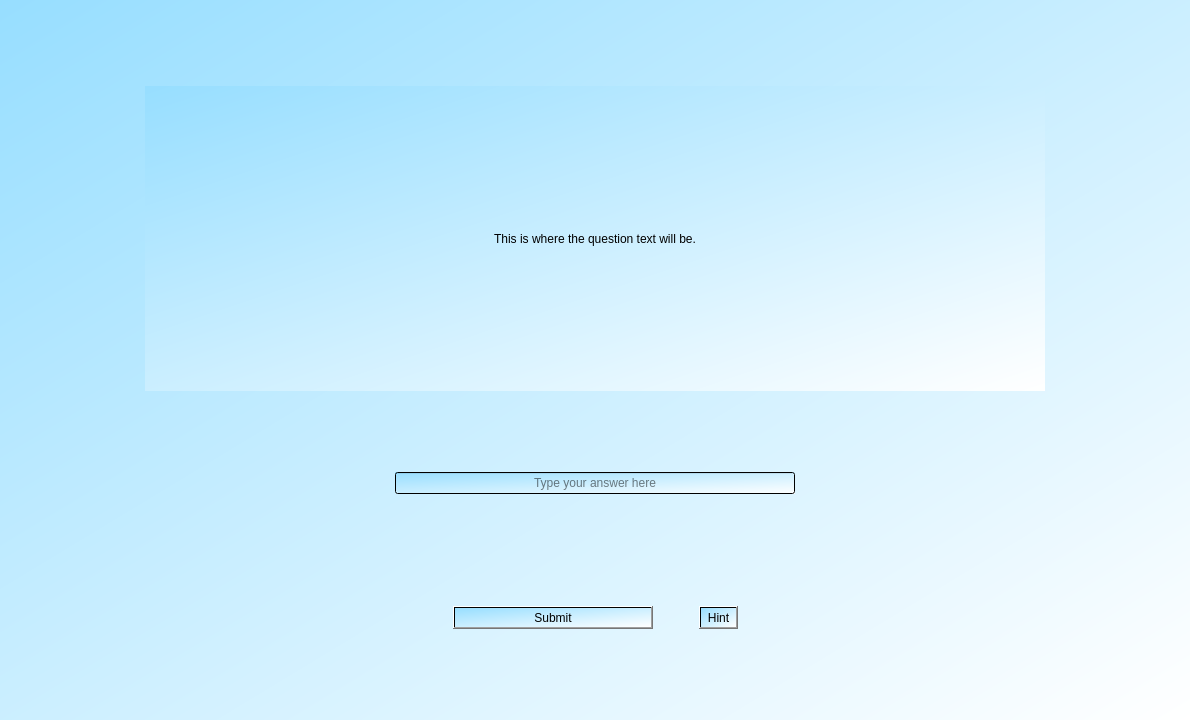
Old version of the form View/QuestionScreen.ui in the repository JakeH-32/Capstone.
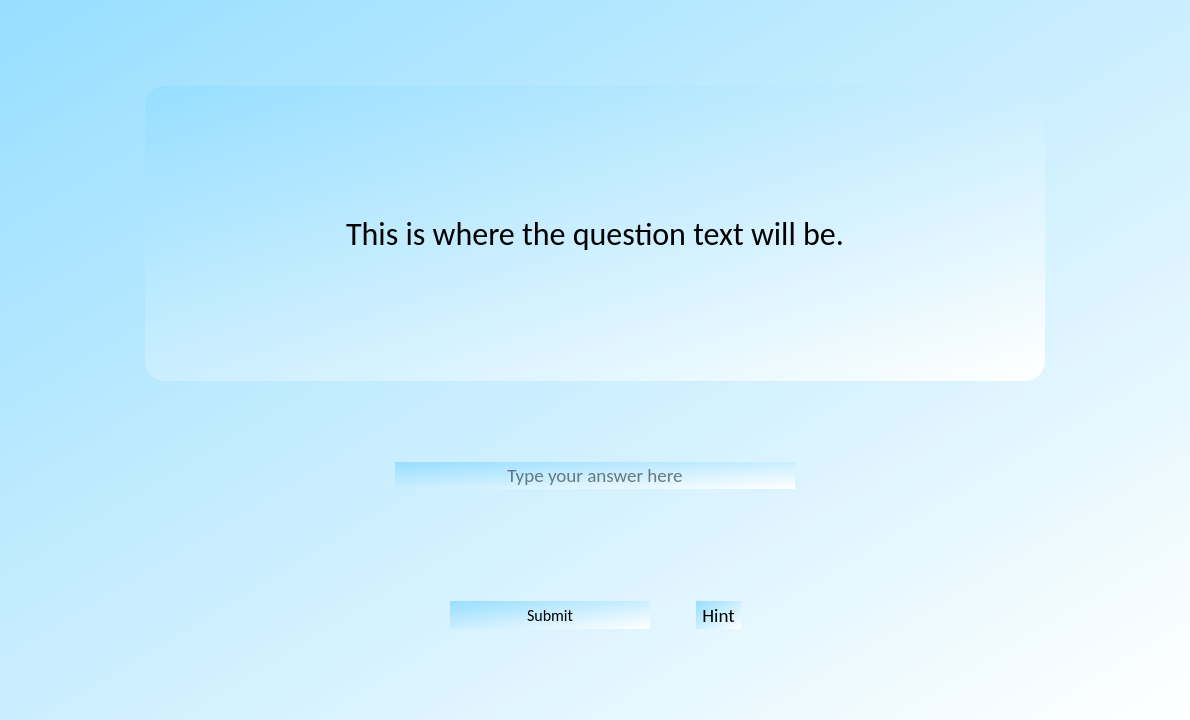
New version of the form.

```diff
--- a/View/QuestionScreen.ui
+++ b/View/QuestionScreen.ui
@@ -126,12 +126,24 @@
            <height>0</height>
           </size>
          </property>
+         <property name="font">
+          <font>
+           <family>Calibri</family>
+           <pointsize>14</pointsize>
+           <weight>50</weight>
+           <italic>false</italic>
+           <bold>false</bold>
+          </font>
+         </property>
          <property name="styleSheet">
           <string notr="true">QWidget{
-font: 25 12pt &quot;Calibri&quot;;
+border-radius:20px;
 background-color: &quot;linen&quot;
 }</string>
          </property>
+         <property name="frame">
+          <bool>false</bool>
+         </property>
          <property name="alignment">
           <set>Qt::AlignCenter</set>
          </property>
@@ -191,6 +203,9 @@
        </item>
        <item>
         <widget class="QPushButton" name="submit">
+         <property name="enabled">
+          <bool>true</bool>
+         </property>
          <property name="minimumSize">
           <size>
            <width>200</width>
@@ -203,9 +218,15 @@
            <height>100</height>
           </size>
          </property>
+         <property name="font">
+          <font>
+           <family>Calibri</family>
+           <pointsize>12</pointsize>
+          </font>
+         </property>
          <property name="styleSheet">
           <string notr="true">QWidget{
-font: 25 12pt &quot;Calibri&quot;;
+border-radius:20px;
 background-color: &quot;linen&quot;
 }</string>
          </property>
@@ -235,9 +256,18 @@
        </item>
        <item>
         <widget class="QToolButton" name="hintButton">
+         <property name="font">
+          <font>
+           <family>Calibri</family>
+           <pointsize>14</pointsize>
+           <weight>50</weight>
+           <italic>false</italic>
+           <bold>false</bold>
+          </font>
+         </property>
          <property name="styleSheet">
           <string notr="true">QWidget{
-font: 25 12pt &quot;Calibri&quot;;
+border-radius:20px;
 background-color: &quot;linen&quot;
 }</string>
          </property>
@@ -312,9 +342,18 @@
            <height>400</height>
           </size>
          </property>
+         <property name="font">
+          <font>
+           <family>Calibri</family>
+           <pointsize>24</pointsize>
+           <weight>50</weight>
+           <italic>false</italic>
+           <bold>false</bold>
+          </font>
+         </property>
          <property name="styleSheet">
           <string notr="true">QWidget{
-font: 25 12pt &quot;Calibri&quot;;
+border-radius:20px;
 background-color:&quot;linen&quot;
 }</string>
          </property>
```
Left out of the diff: 3 changed lines with no effect on the pictures.
